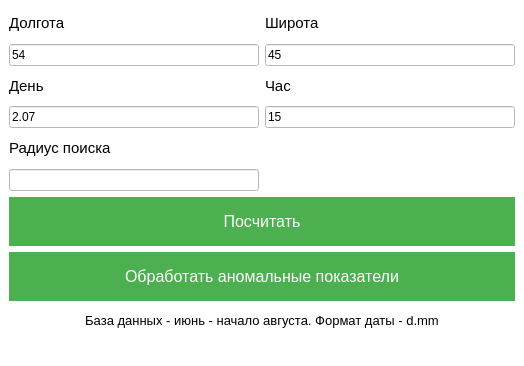
First picture: the form in weather_forecast/mainwindow.ui, repository 3614N/weather-forecast, before the edit.
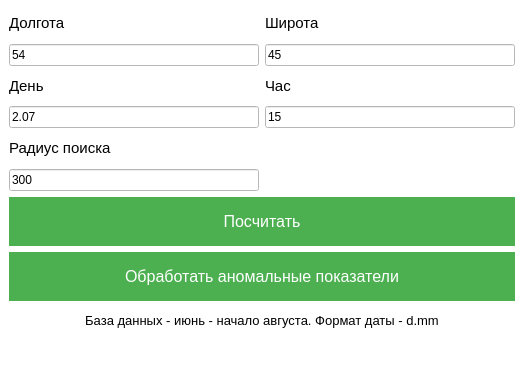
Second picture: the form after the edit.

Diff of the .ui file:
```diff
--- a/weather_forecast/mainwindow.ui
+++ b/weather_forecast/mainwindow.ui
@@ -94,7 +94,11 @@
      </widget>
     </item>
     <item row="6" column="0">
-     <widget class="QLineEdit" name="radius"/>
+     <widget class="QLineEdit" name="radius">
+      <property name="text">
+       <string>300</string>
+      </property>
+     </widget>
     </item>
     <item row="3" column="0">
      <widget class="QLineEdit" name="day">
```
